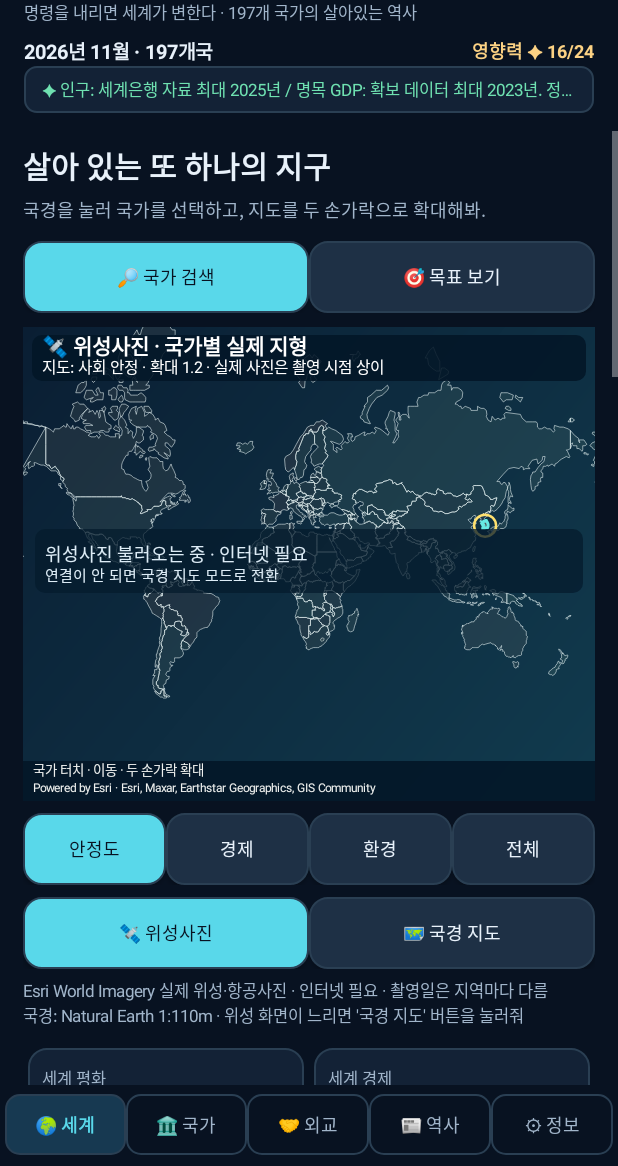
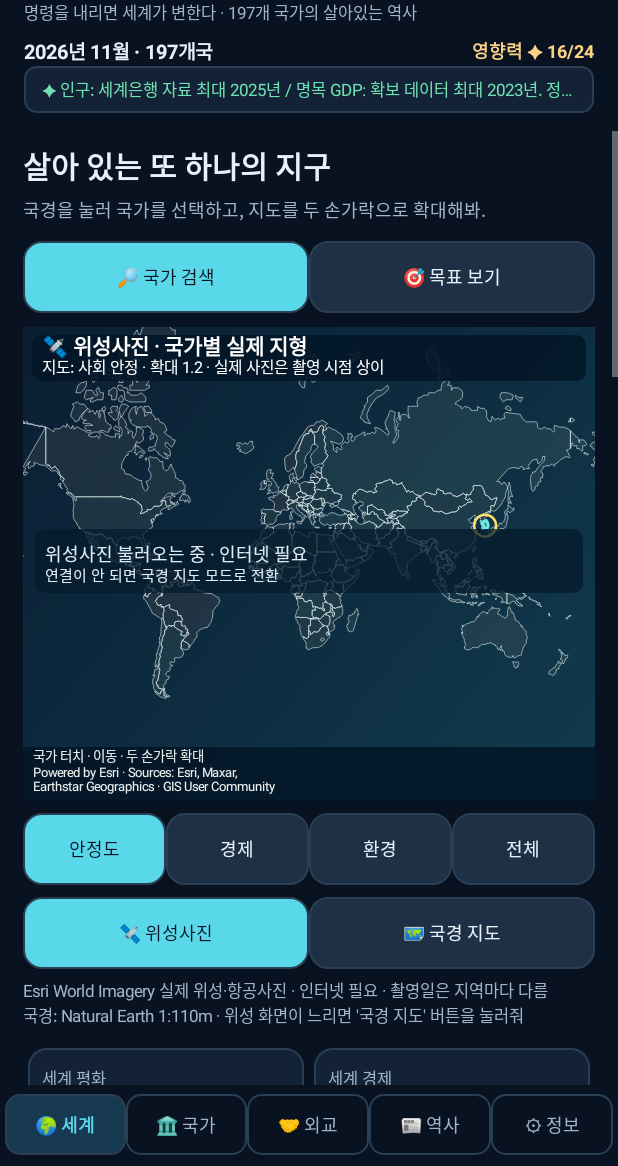
Before and after one commit to ddogy1212/myworld, an Android app: the screen it shows after launch (MainActivity), after a tap on "지도부터 볼게", on a phone screen of 412 x 824 dp, the part 70-1236 px from its top. Run offline under Robolectric (Android 15) with nearby library versions, the phone set to English and light mode, and no system bars.

Commit message:
Make imagery provider attribution readable, show timeout and GPU-accelerate satellite map

```diff
--- a/app/src/main/java/com/myworld/sim/WorldSatelliteView.java
+++ b/app/src/main/java/com/myworld/sim/WorldSatelliteView.java
@@ -66,6 +66,7 @@ public final class WorldSatelliteView extends View {
     private int chosen,metricMode=0;
     private boolean satellite=true,dragging=false,scaling=false;
     private boolean everLoadedTile=false;
+    private final long createdAt=SystemClock.elapsedRealtime();
     private double centerLon=20,centerLat=15,zoom=1.2;
     private float lastX,lastY,startX,startY;
     private static final class Poly {
@@ -90,7 +91,7 @@ public final class WorldSatelliteView extends View {
                 invalidate();return true;
             }
         });
-        setLayerType(View.LAYER_TYPE_SOFTWARE,null);
+        // Prefer GPU accelerated Canvas for smooth tile panning.
     }
     public void setWorld(WorldState data){world=data;chosen=data.selected;invalidate();}
     public void setOnCountryClick(OnCountryClick l){listener=l;}
@@ -340,22 +341,24 @@ public final class WorldSatelliteView extends View {
         canvas.drawText("지도: "+field+" · 확대 "+String.format(java.util.Locale.KOREA,"%.1f",zoom)+
             " · 실제 사진은 촬영 시점 상이",19,46,paint);
         if(satellite&&!everLoadedTile){
+            boolean timeout=SystemClock.elapsedRealtime()-createdAt>15000;
             paint.setColor(Color.argb(190,5,27,45));
             canvas.drawRoundRect(12,getHeight()/2f-35,getWidth()-12,getHeight()/2f+29,10,10,paint);
             paint.setColor(Color.rgb(221,236,246));paint.setTextSize(12*getResources().getDisplayMetrics().scaledDensity);
-            canvas.drawText("위성사진 불러오는 중 · 인터넷 필요",22,getHeight()/2f-3,paint);
+            canvas.drawText(timeout?"위성 서버에 연결하지 못했어":"위성사진 불러오는 중 · 인터넷 필요",22,getHeight()/2f-3,paint);
             paint.setTextSize(10*getResources().getDisplayMetrics().scaledDensity);
             canvas.drawText("연결이 안 되면 국경 지도 모드로 전환",22,getHeight()/2f+17,paint);
         }
         paint.setColor(Color.argb(225,3,22,39));
-        canvas.drawRect(0,getHeight()-40,getWidth(),getHeight(),paint);
+        canvas.drawRect(0,getHeight()-54,getWidth(),getHeight(),paint);
         paint.setColor(Color.rgb(238,240,238));paint.setTextSize(9*getResources().getDisplayMetrics().scaledDensity);
-        canvas.drawText("국가 터치 · 이동 · 두 손가락 확대",10,getHeight()-26,paint);
+        canvas.drawText("국가 터치 · 이동 · 두 손가락 확대",10,getHeight()-40,paint);
         if(satellite){
-            paint.setTextSize(7.8f*getResources().getDisplayMetrics().scaledDensity);
-            canvas.drawText(PROVIDERS,10,getHeight()-9,paint);
+            paint.setTextSize(8.5f*getResources().getDisplayMetrics().scaledDensity);
+            canvas.drawText("Powered by Esri · Sources: Esri, Maxar,",10,getHeight()-24,paint);
+            canvas.drawText("Earthstar Geographics · GIS User Community",10,getHeight()-10,paint);
         }else{
-            canvas.drawText("Borders: Natural Earth public domain",10,getHeight()-9,paint);
+            canvas.drawText("Borders: Natural Earth public domain",10,getHeight()-18,paint);
         }
     }
     private int atPoint(float screenX,float screenY){
```
